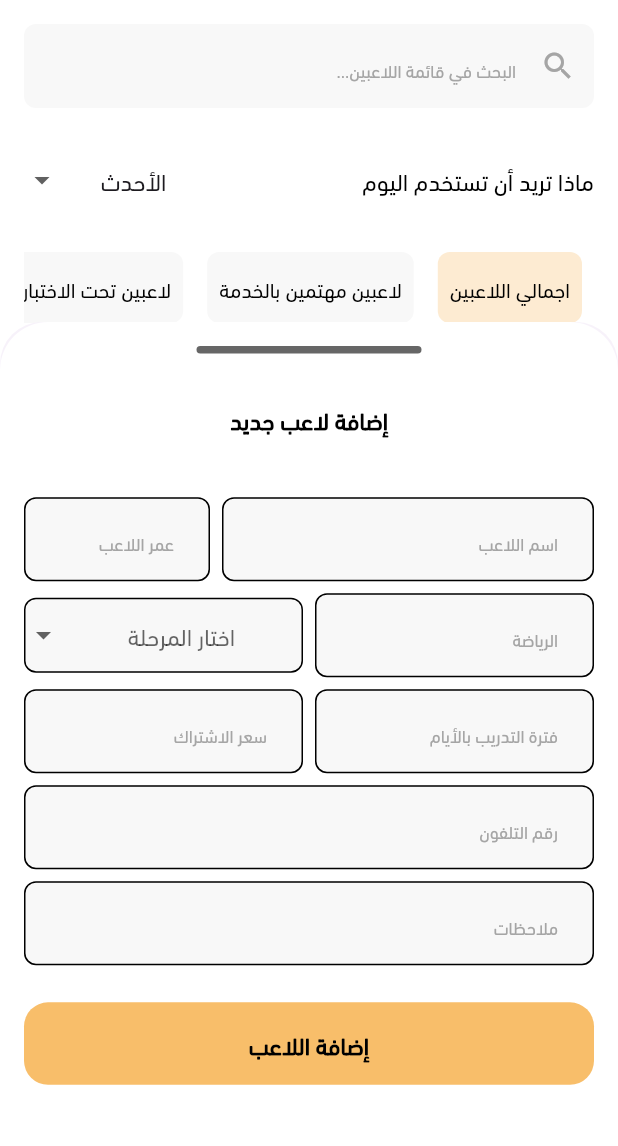
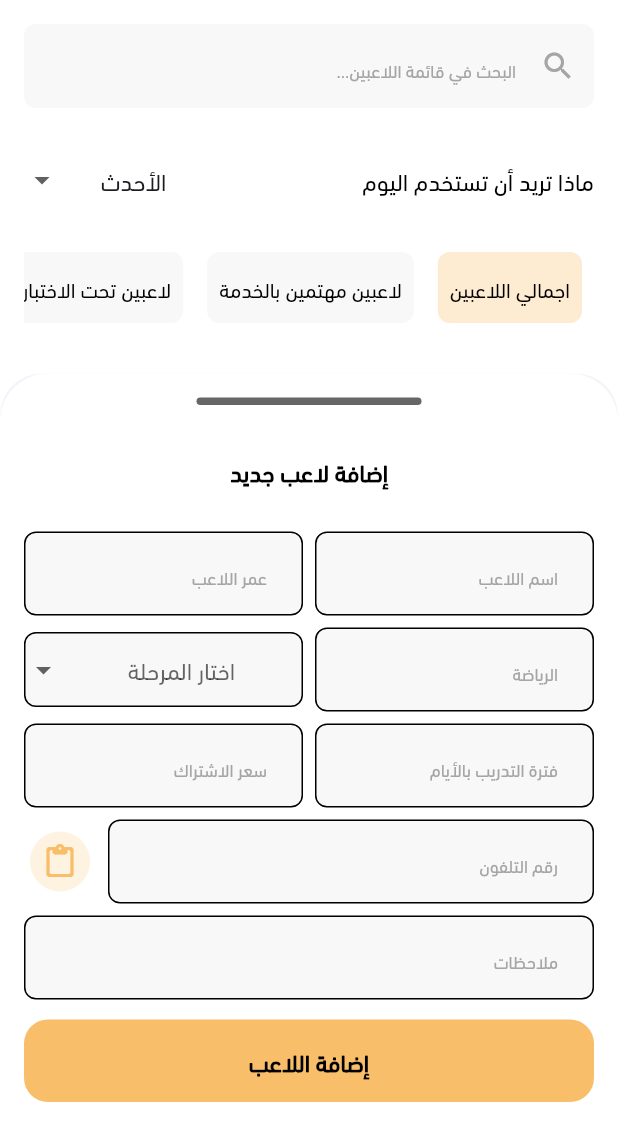
Before and after one commit to KhaledHAnter/tps-desktop-mobile-, a Flutter app: the HomeScreen screen opened by its route, after a tap on the "add" icon, on a phone screen of 412 x 824 dp, the part 90-1236 px from its top. Run offline on Flutter 3.47's test engine with Material 3 defaults, Android fonts, the light colour scheme and no system bars; our stand-ins replace bloc, cloud_firestore, firebase_core, flutter_bloc, flutter_svg, freezed_annotation and 6 more; missing offline and left inert: excel; accounts and stored records are empty.

Commit message:
- add paste button to the add player

```diff
--- a/lib/features/home/ui/views/widgets/bottom_sheet_body.dart
+++ b/lib/features/home/ui/views/widgets/bottom_sheet_body.dart
@@ -1,4 +1,5 @@
 import 'package:flutter/material.dart';
+import 'package:flutter/services.dart';
 import 'package:flutter_bloc/flutter_bloc.dart';
 import 'package:gap/gap.dart';
 import '../../../../../core/helpers/validator_utils.dart';
@@ -18,8 +19,18 @@ class BottomSheetBody extends StatelessWidget {
   @override
   Widget build(BuildContext context) {
     final cubit = context.read<AddPlayerCubit>();
+
+    Future<void> pasteText() async {
+      try {
+        final clipboardData = await Clipboard.getData(Clipboard.kTextPlain);
+        cubit.phaseController = clipboardData?.text ?? "Clipboard is empty";
+      } catch (e) {
+        cubit.phaseController = "00";
+      }
+    }
+
     return Container(
-      height: MediaQuery.sizeOf(context).height / 1.5,
+      height: MediaQuery.sizeOf(context).height / 1.6,
       width: MediaQuery.sizeOf(context).width,
       padding: const EdgeInsets.all(16),
       decoration: const BoxDecoration(
@@ -53,7 +64,6 @@ class BottomSheetBody extends StatelessWidget {
             Row(
               children: [
                 Expanded(
-                  flex: 2,
                   child: AppTextFormFeild(
                     hintText: S.of(context).home_add_lbl1,
                     controller: cubit.nameController,
@@ -110,11 +120,30 @@ class BottomSheetBody extends StatelessWidget {
               ],
             ),
             const Gap(8),
-            AppTextFormFeild(
-              hintText: S.of(context).home_add_lbl5,
-              keyboardType: TextInputType.number,
-              controller: cubit.phoneController,
-              validator: ValidatorUtils.requiredField,
+            Row(
+              children: [
+                Expanded(
+                  child: AppTextFormFeild(
+                    hintText: S.of(context).home_add_lbl5,
+                    keyboardType: TextInputType.number,
+                    controller: cubit.phoneController,
+                    validator: ValidatorUtils.validateNumberOnly,
+                    digitsOnly: true,
+                  ),
+                ),
+                const Gap(8),
+                IconButton(
+                    style: IconButton.styleFrom(
+                      backgroundColor: ColorsManager.mainBage.withOpacity(0.2),
+                    ),
+                    onPressed: () {
+                      cubit.pasteText();
+                    },
+                    icon: const Icon(
+                      Icons.paste_rounded,
+                      color: ColorsManager.mainBage,
+                    ))
+              ],
             ),
             const Gap(8),
             AppTextFormFeild(
--- a/lib/features/player_details/ui/widgets/freeze_player_bottom_sheet.dart
+++ b/lib/features/player_details/ui/widgets/freeze_player_bottom_sheet.dart
@@ -4,7 +4,6 @@ import 'package:gap/gap.dart';
 import 'package:tps/core/helpers/validator_utils.dart';
 import 'package:tps/features/home/data/models/player_model.dart';
 import 'package:tps/features/player_details/logic/freeze_player_cubit/freeze_player_cubit.dart';
-import 'package:tps/features/player_details/ui/widgets/freeze_player_bloc_listener.dart';
 import '../../../../../core/theming/colors.dart';
 import '../../../../../core/theming/styles.dart';
 import '../../../../../core/widgets/app_text_form_feild.dart';
--- a/lib/features/player_details/ui/widgets/player_action_buttons.dart
+++ b/lib/features/player_details/ui/widgets/player_action_buttons.dart
@@ -1,12 +1,10 @@
 import 'package:flutter/material.dart';
 import 'package:flutter_bloc/flutter_bloc.dart';
-import 'package:tps/core/di/dependency_injection.dart';
 import 'package:tps/core/widgets/show_delete_confirm_dialog.dart';
 import 'package:tps/features/home/data/models/player_model.dart';
 import 'package:tps/features/player_details/data/models/player_action_buttons_model.dart';
 import 'package:tps/features/player_details/logic/add_days_cubit/add_days_cubit.dart';
 import 'package:tps/features/player_details/logic/delete_player_cubit/delete_player_cubit.dart';
-import 'package:tps/features/player_details/logic/freeze_player_cubit/freeze_player_cubit.dart';
 import 'package:tps/features/player_details/logic/player_details_cubit/player_details_cubit.dart';
 import 'package:tps/features/player_details/ui/widgets/add_days_bottom_sheet.dart';
 import 'package:tps/features/player_details/ui/widgets/freeze_player_bottom_sheet.dart';
```
Also changed, not shown: lib/core/helpers/validator_utils.dart (+9 -0 lines), lib/features/home/logic/add_player_cubit/add_player_cubit.dart (+10 -0 lines).
